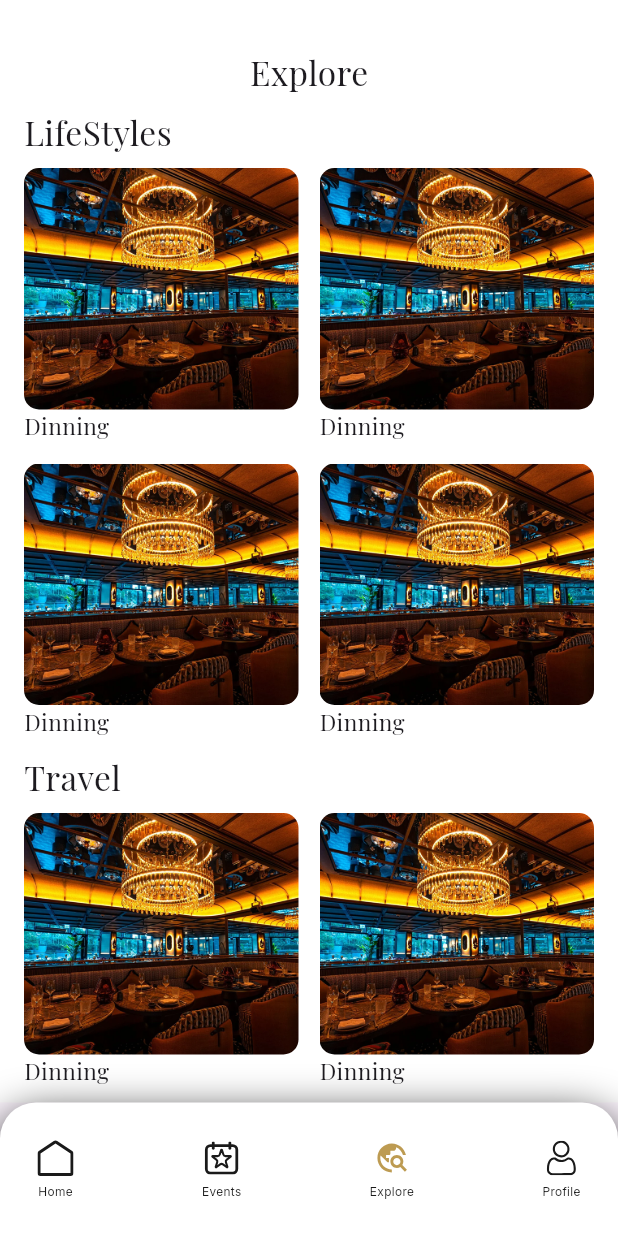
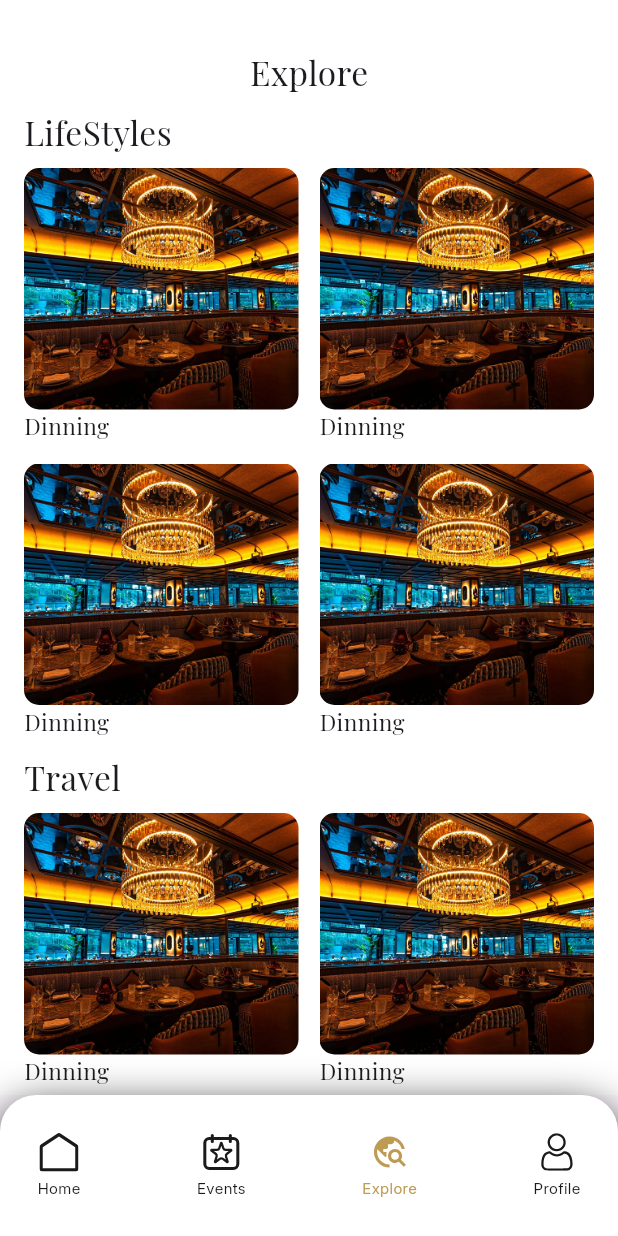
Before and after one commit to MTS-Services/abyansf_asfmanagment_app, a Flutter app: the CustomBottomBar screen opened directly, item 3 of the bottom bar chosen, on a phone screen of 412 x 824 dp. Run offline on Flutter 3.47's test engine with Material 3 defaults, Android fonts, the phone set to English and light mode, and no system bars; our stand-ins replace carousel_slider, dropdown_button2, flutter_screenutil, flutter_svg, font_awesome_flutter, get and 2 more.

Commit message:
update bottombar

```diff
--- a/lib/view/screens/single_services_pages/single_beach_club_screen.dart
+++ b/lib/view/screens/single_services_pages/single_beach_club_screen.dart
@@ -39,7 +39,9 @@ class SingleBeachClubScreen extends StatelessWidget {
                     child: Align(
                       alignment: Alignment.topLeft,
                       child: IconButton(
-                        onPressed: () {},
+                        onPressed: () {
+                          Get.back();
+                        },
                         icon: CircleAvatar(
                           backgroundColor: Colors.white70.withAlpha(80),
                           child: Icon(Icons.arrow_back_outlined),
--- a/lib/view/widget/custom_bottom_bar.dart
+++ b/lib/view/widget/custom_bottom_bar.dart
@@ -65,8 +65,8 @@ class _CustomBottomBarState extends State<CustomBottomBar> {
                 children: [
                   SvgPicture.asset(
                     icons[index],
-                    width: 24,
-                    height: 24,
+                    width: 26,
+                    height: 26,
                     colorFilter: ColorFilter.mode(
                       isSelected
                           ? AppColors.primaryDeepColor
@@ -78,8 +78,8 @@ class _CustomBottomBarState extends State<CustomBottomBar> {
                   Text(
                     label[index],
                     style: TextStyle(
-                      color: const Color(0xFF1A1A1A),
-                      fontSize: 8,
+                      color: isSelected ? AppColors.primaryDeepColor : AppColors.blackColor,
+                      fontSize: 10,
                       fontFamily: 'Inter',
                       fontWeight: FontWeight.w400,
                     ),
--- a/lib/view/widget/individual_booking_widget.dart
+++ b/lib/view/widget/individual_booking_widget.dart
@@ -113,6 +113,7 @@ class IndividualBookingWidget extends StatelessWidget {
             color: AppColors.lightBlackColor,
           ),
         ),
+        SizedBox(height: 10),
         if (status) ...[
           Row(
             children: [
@@ -154,7 +155,7 @@ class IndividualBookingWidget extends StatelessWidget {
             ),
           ),
         ],
-
+        SizedBox(height: 10),
         Text('Upcoming Event', style: AppTextStyle.bold24),
         CustomEventWidget(),
         CustomEventWidget(),
```
